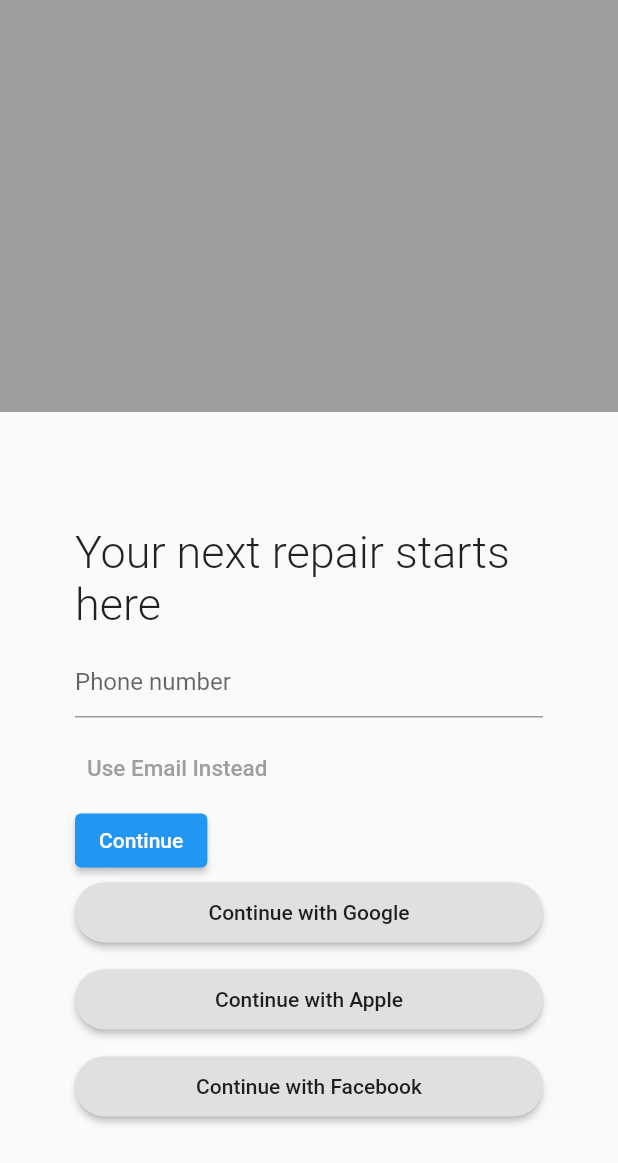
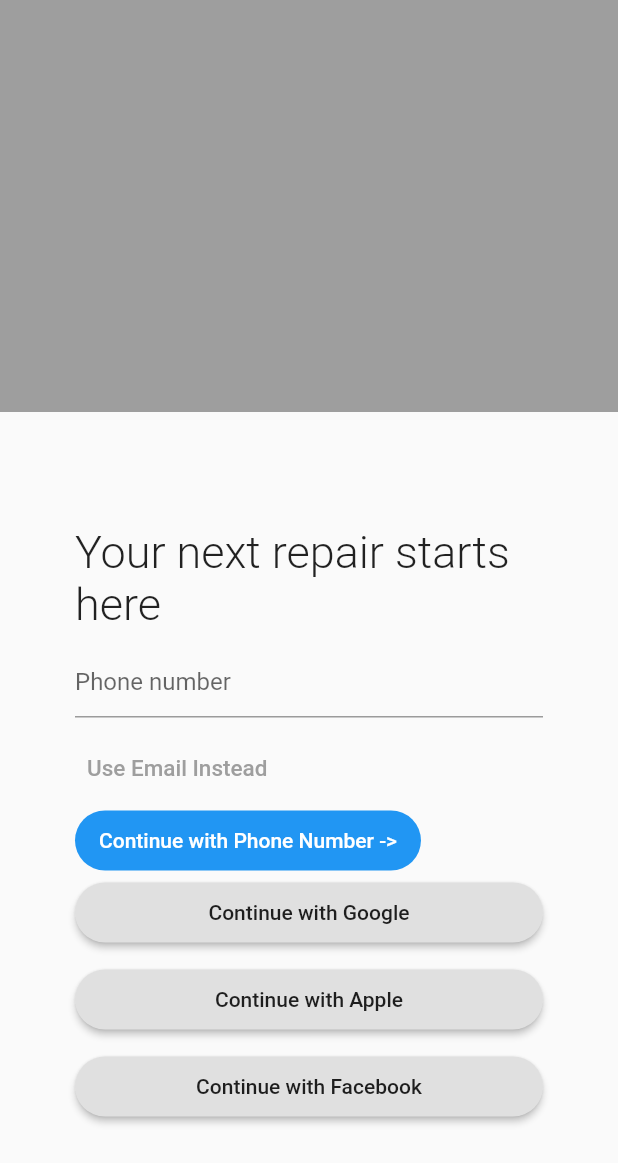
Before and after one commit to seri-app/mvp-frontend, a Flutter app: the RegistrationPage screen opened directly, on a phone screen of 412 x 824 dp. Shown: the top 1163 px of the screen. Run offline on Flutter 3.47's test engine with Material 2 defaults, Android fonts, the phone set to English and light mode, and no system bars.

Commit message:
add filledButton

```diff
--- a/lib/src/shared/components/LogInForm.dart
+++ b/lib/src/shared/components/LogInForm.dart
@@ -11,6 +11,7 @@ class LogInForm extends StatefulWidget {
 class _LogInFormState extends State<LogInForm> {
   bool _phone = true;
   String _text = 'Use Email Instead';
+  String _buttonText = 'Continue with Phone Number ->';
   String _hintText = 'Phone number';
   final _formKey = GlobalKey<FormState>();
   String _phoneNumber = '';
@@ -70,10 +71,12 @@ class _LogInFormState extends State<LogInForm> {
               if (_phone) {
                 _text = 'Use Email Instead';
                 _hintText = 'Email';
+                _buttonText = 'Continue with Email ->';
                 _phone = false;
               } else {
                 _text = 'Use Phone Number Instead';
                 _hintText = 'Phone number';
+                _buttonText = 'Continue with Phone ->';
                 _phone = true;
               }
             }),
@@ -82,10 +85,14 @@ class _LogInFormState extends State<LogInForm> {
               style: TextStyle(color: Colors.grey, fontSize: 15),
             ),
           ),
-          ElevatedButton(
+          FilledButton.tonal(
             onPressed: _continueButtonPressed,
-            child: Text('Continue'),
-          ),
+            child: Text(_buttonText),
+          )
+          // ElevatedButton(
+          //   onPressed: _continueButtonPressed,
+          //   child: Text('Continue'),
+          // ),
         ],
       ),
     );
```
